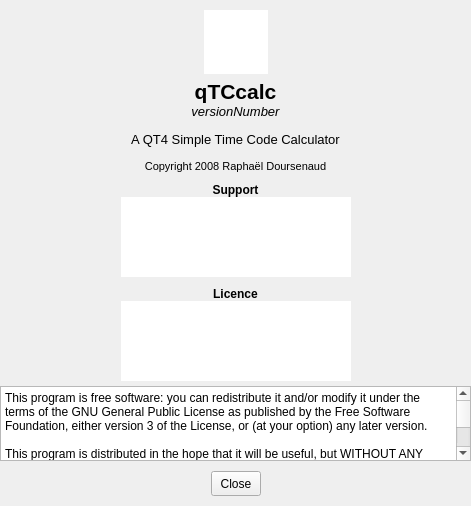
Before: the Qt Designer form src/about.ui in EMATech/qTCcalc, drawn with Qt 5.
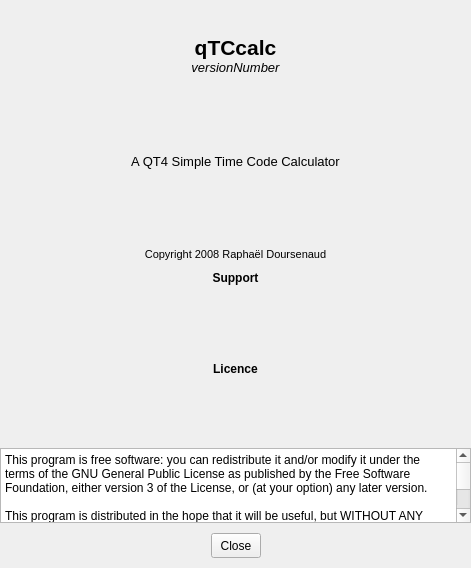
After: the same form once the commit is applied. Icons and pictures are not drawn.

Commit message: Added application icon Updated about form to display icon and logos

What changed in the file:
```diff
--- a/src/about.ui
+++ b/src/about.ui
@@ -1,13 +1,13 @@
 <ui version="4.0" >
  <author>Raphaël Doursenaud</author>
  <class>aboutDialog</class>
- <widget class="QDialog" name="aboutDialog" >
-  <property name="geometry" >
+ <widget class="QDialog" name="aboutDialog">
+  <property name="geometry">
    <rect>
     <x>0</x>
     <y>0</y>
     <width>471</width>
-    <height>506</height>
+    <height>568</height>
    </rect>
   </property>
   <property name="sizePolicy" >
@@ -54,30 +54,12 @@
       </spacer>
      </item>
      <item>
-      <widget class="QGraphicsView" name="applicationIcon" >
-       <property name="sizePolicy" >
-        <sizepolicy vsizetype="Fixed" hsizetype="Fixed" >
-         <horstretch>0</horstretch>
-         <verstretch>0</verstretch>
-        </sizepolicy>
+      <widget class="QLabel" name="applicationIcon">
+       <property name="text">
+        <string/>
        </property>
-       <property name="minimumSize" >
-        <size>
-         <width>64</width>
-         <height>64</height>
-        </size>
-       </property>
-       <property name="maximumSize" >
-        <size>
-         <width>64</width>
-         <height>64</height>
-        </size>
-       </property>
-       <property name="autoFillBackground" >
-        <bool>false</bool>
-       </property>
-       <property name="frameShape" >
-        <enum>QFrame::NoFrame</enum>
+       <property name="pixmap">
+        <pixmap resource="qtccalc.qrc">:/icons/tccalc.png</pixmap>
        </property>
       </widget>
      </item>
@@ -249,21 +231,15 @@
         </spacer>
        </item>
        <item>
-        <widget class="QGraphicsView" name="ematechLogo" >
-         <property name="minimumSize" >
-          <size>
-           <width>230</width>
-           <height>80</height>
-          </size>
+        <widget class="QLabel" name="supportLogo">
+         <property name="styleSheet">
+          <string notr="true"/>
          </property>
-         <property name="maximumSize" >
-          <size>
-           <width>230</width>
-           <height>80</height>
-          </size>
+         <property name="text">
+          <string/>
          </property>
-         <property name="frameShape" >
-          <enum>QFrame::NoFrame</enum>
+         <property name="pixmap">
+          <pixmap resource="qtccalc.qrc">:/icons/ematech.png</pixmap>
          </property>
         </widget>
        </item>
@@ -342,24 +318,12 @@
         </spacer>
        </item>
        <item>
-        <widget class="QGraphicsView" name="gplv3Logo" >
-         <property name="minimumSize" >
-          <size>
-           <width>230</width>
-           <height>80</height>
-          </size>
+        <widget class="QLabel" name="licenceLogo">
+         <property name="text">
+          <string/>
          </property>
-         <property name="maximumSize" >
-          <size>
-           <width>230</width>
-           <height>80</height>
-          </size>
-         </property>
-         <property name="autoFillBackground" >
-          <bool>false</bool>
-         </property>
-         <property name="frameShape" >
-          <enum>QFrame::NoFrame</enum>
+         <property name="pixmap">
+          <pixmap resource="qtccalc.qrc">:/icons/gplv3.png</pixmap>
          </property>
         </widget>
        </item>
@@ -398,16 +362,16 @@
        <property name="horizontalScrollBarPolicy" >
         <enum>Qt::ScrollBarAlwaysOff</enum>
        </property>
-       <property name="html" >
-        <string>&lt;!DOCTYPE HTML PUBLIC "-//W3C//DTD HTML 4.0//EN" "http://www.w3.org/TR/REC-html40/strict.dtd">
-&lt;html>&lt;head>&lt;meta name="qrichtext" content="1" />&lt;style type="text/css">
+       <property name="html">
+        <string>&lt;!DOCTYPE HTML PUBLIC &quot;-//W3C//DTD HTML 4.0//EN&quot; &quot;http://www.w3.org/TR/REC-html40/strict.dtd&quot;&gt;
+&lt;html&gt;&lt;head&gt;&lt;meta name=&quot;qrichtext&quot; content=&quot;1&quot; /&gt;&lt;style type=&quot;text/css&quot;&gt;
 p, li { white-space: pre-wrap; }
-&lt;/style>&lt;/head>&lt;body style=" font-family:'DejaVu Sans'; font-size:9pt; font-weight:400; font-style:normal;">
-&lt;p style=" margin-top:0px; margin-bottom:0px; margin-left:0px; margin-right:0px; -qt-block-indent:0; text-indent:0px;">This program is free software: you can redistribute it and/or modify it under the terms of the GNU General Public License as published by the Free Software Foundation, either version 3 of the License, or (at your option) any later version.&lt;/p>
-&lt;p style="-qt-paragraph-type:empty; margin-top:0px; margin-bottom:0px; margin-left:0px; margin-right:0px; -qt-block-indent:0; text-indent:0px;">&lt;/p>
-&lt;p style=" margin-top:0px; margin-bottom:0px; margin-left:0px; margin-right:0px; -qt-block-indent:0; text-indent:0px;">This program is distributed in the hope that it will be useful, but WITHOUT ANY WARRANTY; without even the implied warranty of MERCHANTABILITY or FITNESS FOR A PARTICULAR PURPOSE.&lt;/p>
-&lt;p style="-qt-paragraph-type:empty; margin-top:0px; margin-bottom:0px; margin-left:0px; margin-right:0px; -qt-block-indent:0; text-indent:0px;">&lt;/p>
-&lt;p style=" margin-top:0px; margin-bottom:0px; margin-left:0px; margin-right:0px; -qt-block-indent:0; text-indent:0px;">See the GNU General Public License for more details. You should have received a copy of the GNU General Public License along with this program. If not, see &amp;lt;http://www.gnu.org/licenses/&amp;gt;.&lt;/p>&lt;/body>&lt;/html></string>
+&lt;/style&gt;&lt;/head&gt;&lt;body style=&quot; font-family:'Sans'; font-size:10pt; font-weight:400; font-style:normal;&quot;&gt;
+&lt;p style=&quot; margin-top:0px; margin-bottom:0px; margin-left:0px; margin-right:0px; -qt-block-indent:0; text-indent:0px;&quot;&gt;&lt;span style=&quot; font-family:'DejaVu Sans'; font-size:9pt;&quot;&gt;This program is free software: you can redistribute it and/or modify it under the terms of the GNU General Public License as published by the Free Software Foundation, either version 3 of the License, or (at your option) any later version.&lt;/span&gt;&lt;/p&gt;
+&lt;p style=&quot;-qt-paragraph-type:empty; margin-top:0px; margin-bottom:0px; margin-left:0px; margin-right:0px; -qt-block-indent:0; text-indent:0px; font-family:'DejaVu Sans'; font-size:9pt;&quot;&gt;&lt;/p&gt;
+&lt;p style=&quot; margin-top:0px; margin-bottom:0px; margin-left:0px; margin-right:0px; -qt-block-indent:0; text-indent:0px;&quot;&gt;&lt;span style=&quot; font-family:'DejaVu Sans'; font-size:9pt;&quot;&gt;This program is distributed in the hope that it will be useful, but WITHOUT ANY WARRANTY; without even the implied warranty of MERCHANTABILITY or FITNESS FOR A PARTICULAR PURPOSE.&lt;/span&gt;&lt;/p&gt;
+&lt;p style=&quot;-qt-paragraph-type:empty; margin-top:0px; margin-bottom:0px; margin-left:0px; margin-right:0px; -qt-block-indent:0; text-indent:0px; font-family:'DejaVu Sans'; font-size:9pt;&quot;&gt;&lt;/p&gt;
+&lt;p style=&quot; margin-top:0px; margin-bottom:0px; margin-left:0px; margin-right:0px; -qt-block-indent:0; text-indent:0px;&quot;&gt;&lt;span style=&quot; font-family:'DejaVu Sans'; font-size:9pt;&quot;&gt;See the GNU General Public License for more details. You should have received a copy of the GNU General Public License along with this program. If not, see &amp;lt;http://www.gnu.org/licenses/&amp;gt;.&lt;/span&gt;&lt;/p&gt;&lt;/body&gt;&lt;/html&gt;</string>
        </property>
       </widget>
      </item>
@@ -488,7 +452,7 @@
    </item>
   </layout>
  </widget>
- <layoutdefault spacing="0" margin="0" />
+ <layoutdefault spacing="0" margin="0"/>
  <resources>
   <include location="qtccalc.qrc" />
  </resources>
```
Left out of the diff: 247 changed lines with no effect on the pictures. The commit also changes 3 other files.
